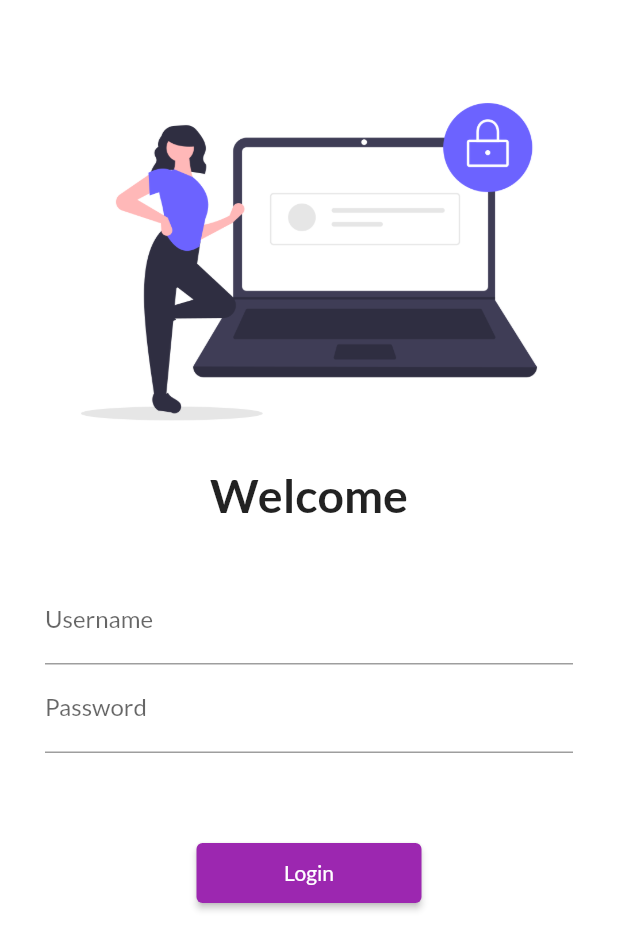
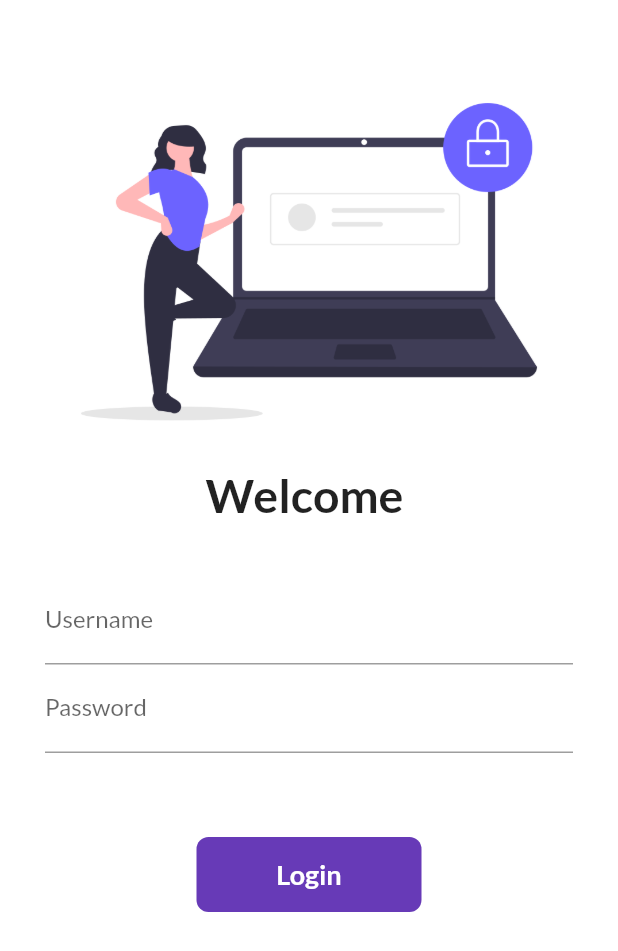
Before and after one commit to PushpendraSharam/30-Days-of-Flutter, a Flutter app: the screen it shows after launch, on a phone screen of 412 x 824 dp. Shown: the top 951 px of the screen. Run offline on Flutter 3.47's test engine with Material 2 defaults, Android fonts, the phone set to English and light mode, and no system bars; our stand-ins replace google_fonts.

Commit message:
Day 6 is completed

```diff
--- a/lib/Screens/Login.dart
+++ b/lib/Screens/Login.dart
@@ -3,7 +3,15 @@ import 'package:flutter/material.dart';
 import 'package:user_input/Constants/AssetsImage.dart';
 import 'package:user_input/Utils/MyRoutes.dart';
 
-class Login extends StatelessWidget {
+class Login extends StatefulWidget {
+  @override
+  State<Login> createState() => _LoginState();
+}
+
+class _LoginState extends State<Login> {
+  String name = "";
+  bool isButtonPress = false;
+
   @override
   Widget build(BuildContext context) {
     return Material(
@@ -19,31 +27,34 @@ class Login extends StatelessWidget {
               Image.asset(
                 "assets/login_image.png",
                 fit: BoxFit.cover,
-
               ),
               Text(
-                "Welcome",
+                "Welcome $name",
                 style: TextStyle(fontWeight: FontWeight.bold, fontSize: 31),
               ),
               SizedBox(
                 height: 20,
               ),
               Padding(
-                padding: const EdgeInsets.symmetric(vertical: 16.0,horizontal: 22),
+                padding:
+                    const EdgeInsets.symmetric(vertical: 16.0, horizontal: 22),
                 child: Column(
                   children: [
                     TextFormField(
                       decoration: InputDecoration(
                           hintText: "Enter your Username",
-                          labelText: "Username"
-                      ),
+                          labelText: "Username"),
+                      onChanged: (value) {
+                        name = value;
+                        print("Chane is done ");
+                        setState(() {});
+                      },
                     ),
                     TextFormField(
                       obscureText: true,
                       decoration: InputDecoration(
                           hintText: "Enter Password Number",
-                          labelText: "Password"
-                      ),
+                          labelText: "Password"),
                     )
                   ],
                 ),
@@ -51,11 +62,41 @@ class Login extends StatelessWidget {
               SizedBox(
                 height: 40,
               ),
-              ElevatedButton(onPressed: (){
-                Navigator.pushNamed(context, MyRoutes.homeRoute);
-              }, child: Text("Login")
-              , style: TextButton.styleFrom(minimumSize: Size(150, 40)),),
-
+              InkWell(
+                onTap: () async {
+                  setState(() {
+                    isButtonPress = true;
+                  });
+                  await Future.delayed(Duration(seconds: 1));
+                  Navigator.pushNamed(context, MyRoutes.homeRoute);
+                },
+                child: AnimatedContainer(
+                  duration: Duration(seconds: 1),
+                  width: isButtonPress ? 50 : 150,
+                  height: 50,
+                  alignment: Alignment.center,
+                  child: isButtonPress
+                      ? Icon(
+                          Icons.done,
+                          color: Colors.white,
+                        )
+                      : Text(
+                          "Login",
+                          style: TextStyle(
+                              color: Colors.white,
+                              fontSize: 18,
+                              fontWeight: FontWeight.bold),
+                        ),
+                  decoration: BoxDecoration(
+                      color: Colors.deepPurple,
+                      borderRadius:
+                          BorderRadius.circular(isButtonPress ? 50 : 8)),
+                ),
+              )
+              // ElevatedButton(onPressed: (){
+              //   Navigator.pushNamed(context, MyRoutes.homeRoute);
+              // }, child: Text("Login")
+              // , style: TextButton.styleFrom(minimumSize: Size(150, 40)),),
             ],
           ),
         ),
--- a/lib/main.dart
+++ b/lib/main.dart
@@ -19,7 +19,7 @@ class MyApp extends StatelessWidget {
       initialRoute: "/login",
       debugShowCheckedModeBanner: false,
       theme: ThemeData(
-          primarySwatch: Colors.purple, fontFamily: GoogleFonts.lato().fontFamily),
+          primarySwatch: Colors.deepPurple, fontFamily: GoogleFonts.lato().fontFamily),
       themeMode: ThemeMode.light,
       darkTheme: ThemeData(brightness: Brightness.dark),
       routes: {"/": (context) => Home_page(), MyRoutes.loginRoute: (context) => Login(),
```
